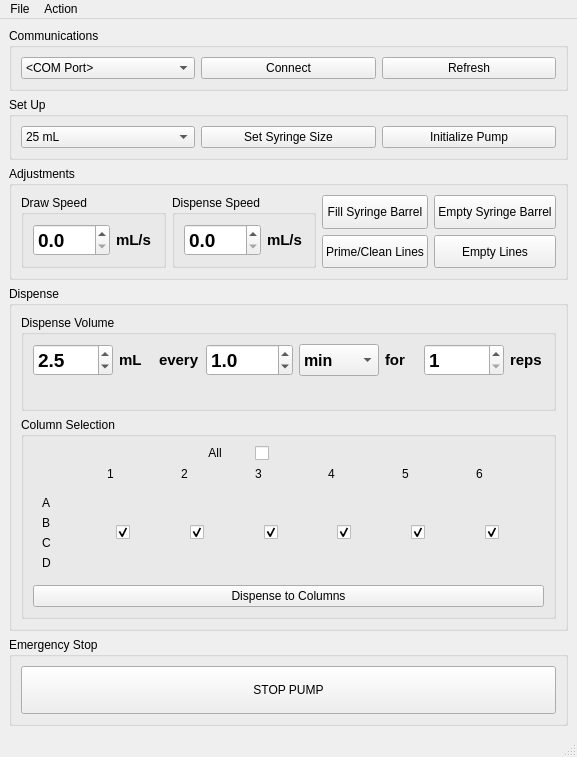
Above: Wash_GUI/mainwindow.ui from Wyss/automated-chromatography before the change. Below: the same form after it.
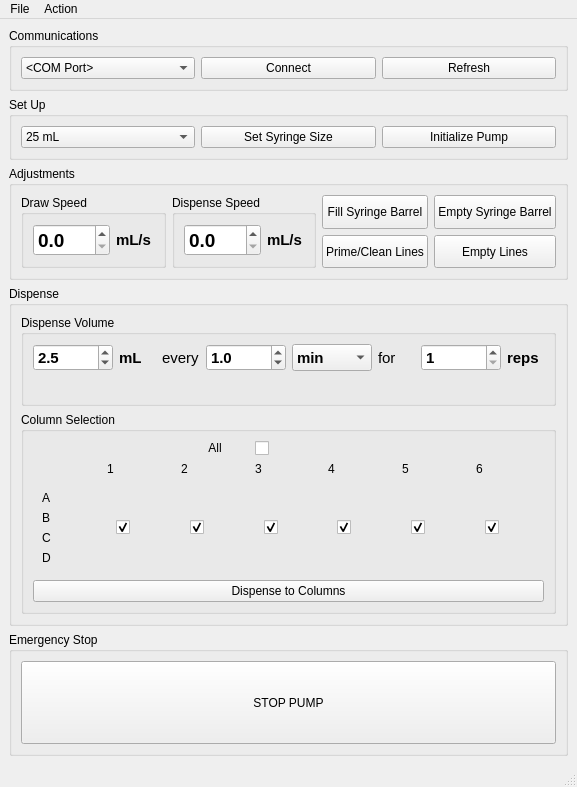
That is the form after the change. Icons and pictures are not drawn.

```diff
--- a/Wash_GUI/mainwindow.ui
+++ b/Wash_GUI/mainwindow.ui
@@ -7,7 +7,7 @@
     <x>0</x>
     <y>0</y>
     <width>577</width>
-    <height>757</height>
+    <height>787</height>
    </rect>
   </property>
   <property name="windowTitle">
@@ -395,7 +395,7 @@
               </property>
               <property name="font">
                <font>
-                <pointsize>14</pointsize>
+                <pointsize>11</pointsize>
                 <bold>true</bold>
                </font>
               </property>
@@ -446,7 +446,6 @@
               <property name="font">
                <font>
                 <pointsize>11</pointsize>
-                <bold>true</bold>
                </font>
               </property>
               <property name="text">
@@ -470,7 +469,7 @@
               </property>
               <property name="font">
                <font>
-                <pointsize>14</pointsize>
+                <pointsize>11</pointsize>
                 <bold>true</bold>
                </font>
               </property>
@@ -504,7 +503,7 @@
               </property>
               <property name="font">
                <font>
-                <pointsize>12</pointsize>
+                <pointsize>11</pointsize>
                 <bold>true</bold>
                </font>
               </property>
@@ -528,7 +527,6 @@
               <property name="font">
                <font>
                 <pointsize>11</pointsize>
-                <bold>true</bold>
                </font>
               </property>
               <property name="text">
@@ -552,7 +550,7 @@
               </property>
               <property name="font">
                <font>
-                <pointsize>14</pointsize>
+                <pointsize>11</pointsize>
                 <bold>true</bold>
                </font>
               </property>
@@ -585,21 +583,10 @@
           <item>
            <layout class="QHBoxLayout" name="horizontalLayout_14">
             <item>
-             <widget class="QLabel" name="totalDispVolLabel">
-              <property name="font">
-               <font>
-                <pointsize>11</pointsize>
-               </font>
-              </property>
-             </widget>
+             <widget class="QLabel" name="totalDispVolLabel"/>
             </item>
             <item>
              <widget class="QLabel" name="totalDispTimeLabel">
-              <property name="font">
-               <font>
-                <pointsize>11</pointsize>
-               </font>
-              </property>
               <property name="toolTip">
                <string>D, HH:MM:SS</string>
               </property>
```
Left out of the diff: 11 changed lines with no effect on the pictures.
